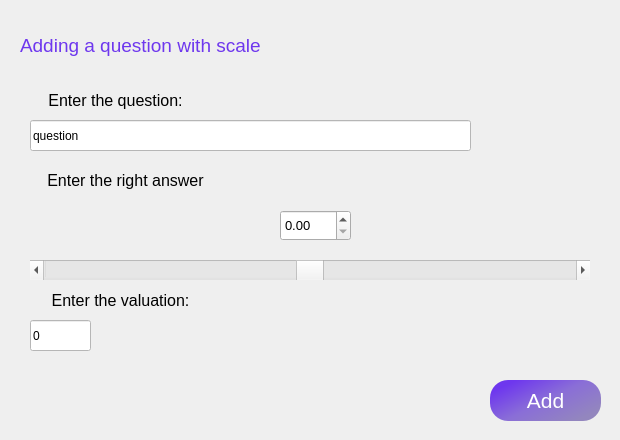
Qt form designsUi/addQstScale_design.ui (katerinassh/testry) before a commit.
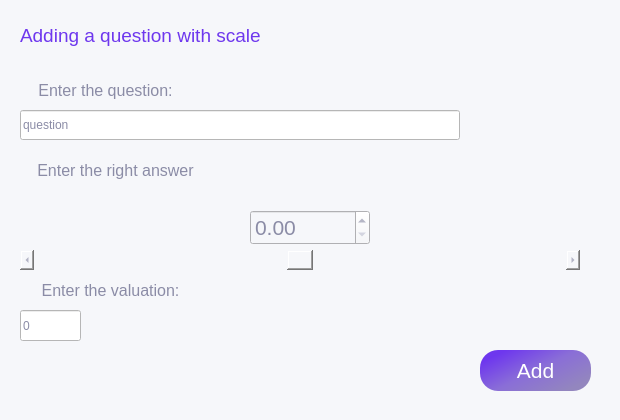
The same form after that commit.

Commit message: Scale upd

Patch:
```diff
--- a/designsUi/addQstScale_design.ui
+++ b/designsUi/addQstScale_design.ui
@@ -7,17 +7,23 @@
     <x>0</x>
     <y>0</y>
     <width>620</width>
-    <height>440</height>
+    <height>420</height>
    </rect>
   </property>
   <property name="windowTitle">
    <string>Dialog</string>
   </property>
+  <property name="styleSheet">
+   <string notr="true">background-color: rgb(246, 247, 250);
+color: rgb(110, 55, 238);
+font: 16pt &quot;.AppleSystemUIFont&quot;;
+color: rgb(139, 140, 166);</string>
+  </property>
   <widget class="QLabel" name="label_4">
    <property name="geometry">
     <rect>
      <x>20</x>
-     <y>30</y>
+     <y>20</y>
      <width>501</width>
      <height>31</height>
     </rect>
@@ -35,8 +41,8 @@
   <widget class="QLabel" name="label_2">
    <property name="geometry">
     <rect>
-     <x>20</x>
-     <y>80</y>
+     <x>10</x>
+     <y>70</y>
      <width>191</width>
      <height>41</height>
     </rect>
@@ -54,8 +60,8 @@
   <widget class="QLabel" name="label_5">
    <property name="geometry">
     <rect>
-     <x>30</x>
-     <y>280</y>
+     <x>20</x>
+     <y>270</y>
      <width>181</width>
      <height>41</height>
     </rect>
@@ -73,8 +79,8 @@
   <widget class="QLineEdit" name="lineEdit_2">
    <property name="geometry">
     <rect>
-     <x>30</x>
-     <y>320</y>
+     <x>20</x>
+     <y>310</y>
      <width>61</width>
      <height>31</height>
     </rect>
@@ -90,10 +96,10 @@
   <widget class="QLineEdit" name="lineEdit">
    <property name="geometry">
     <rect>
-     <x>30</x>
-     <y>120</y>
-     <width>441</width>
-     <height>31</height>
+     <x>20</x>
+     <y>110</y>
+     <width>440</width>
+     <height>30</height>
     </rect>
    </property>
    <property name="styleSheet">
@@ -107,8 +113,8 @@
   <widget class="QLabel" name="label_6">
    <property name="geometry">
     <rect>
-     <x>20</x>
-     <y>160</y>
+     <x>10</x>
+     <y>150</y>
      <width>211</width>
      <height>41</height>
     </rect>
@@ -126,8 +132,8 @@
   <widget class="QScrollBar" name="horizontalScrollBar">
    <property name="geometry">
     <rect>
-     <x>30</x>
-     <y>260</y>
+     <x>20</x>
+     <y>250</y>
      <width>560</width>
      <height>20</height>
     </rect>
@@ -145,8 +151,8 @@
   <widget class="QPushButton" name="pushButton">
    <property name="geometry">
     <rect>
-     <x>490</x>
-     <y>380</y>
+     <x>480</x>
+     <y>350</y>
      <width>111</width>
      <height>41</height>
     </rect>
@@ -175,15 +181,19 @@
   <widget class="QDoubleSpinBox" name="doubleSpinBox">
    <property name="geometry">
     <rect>
-     <x>280</x>
+     <x>250</x>
      <y>210</y>
-     <width>71</width>
-     <height>31</height>
+     <width>120</width>
+     <height>35</height>
     </rect>
    </property>
    <property name="font">
     <font>
-     <pointsize>10</pointsize>
+     <family>.AppleSystemUIFont</family>
+     <pointsize>16</pointsize>
+     <weight>50</weight>
+     <italic>false</italic>
+     <bold>false</bold>
     </font>
    </property>
   </widget>
```
Left out of the diff: 5 changed lines with no effect on the pictures. The commit also changes 3 other files.
